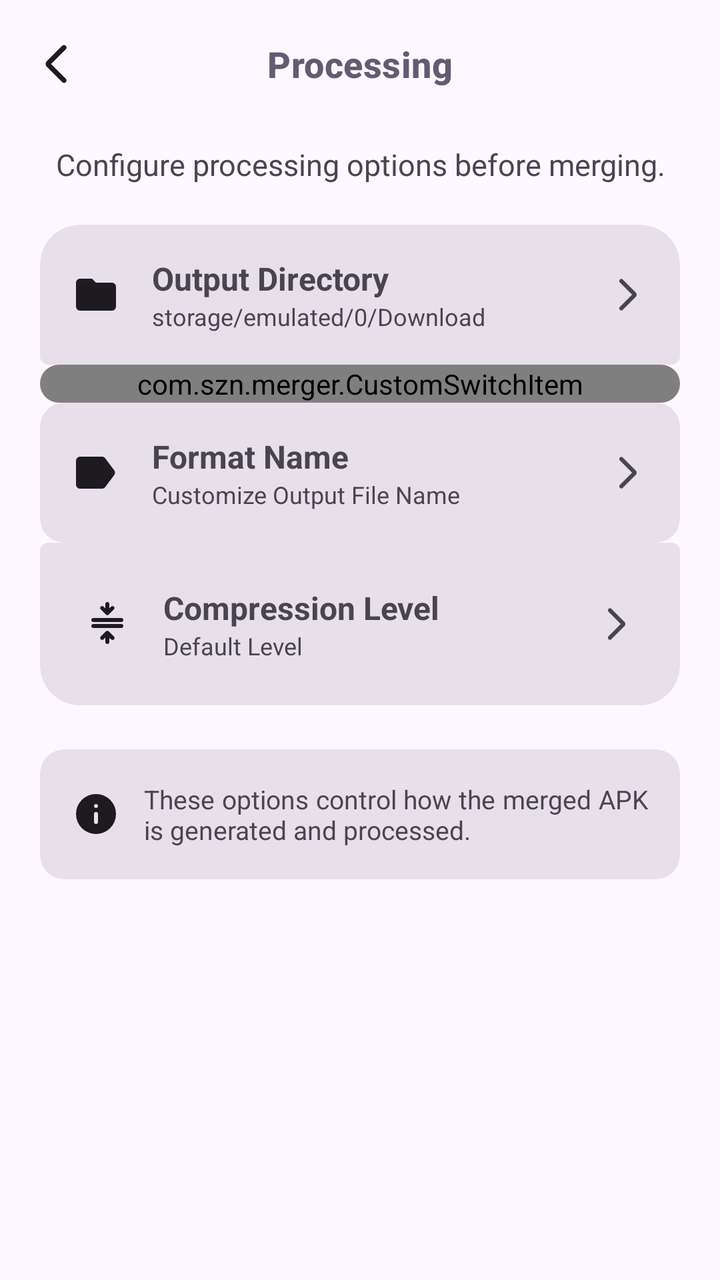
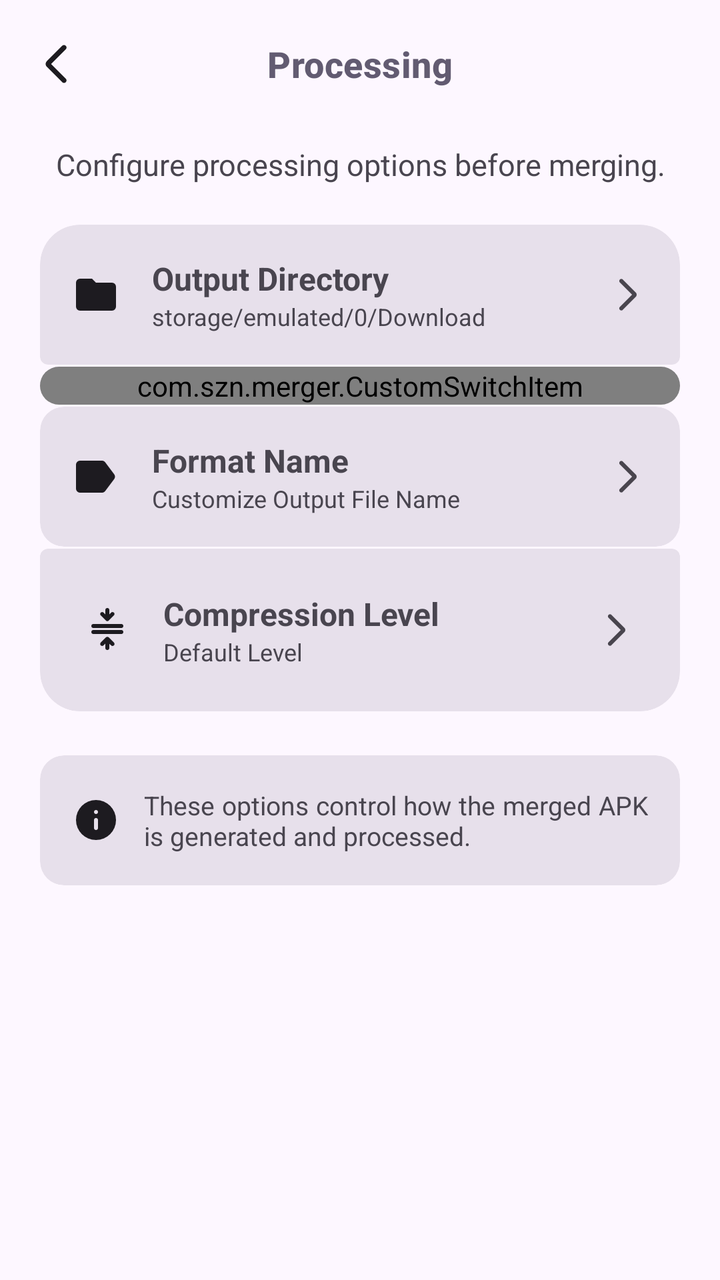

The first picture is an Android layout as it rendered before a commit; the second is the same layout after the commit. The layout source and the unified diff follow.
<!-- AndroidManifest.xml: application theme AppTheme -->
<!-- res/layout/processing_layout.xml -->
<?xml version="1.0" encoding="utf-8"?>
<androidx.constraintlayout.widget.ConstraintLayout xmlns:android="http://schemas.android.com/apk/res/android"
    xmlns:app="http://schemas.android.com/apk/res-auto"
    android:layout_width="match_parent"
    android:layout_height="match_parent">

    <com.google.android.material.appbar.MaterialToolbar
        android:id="@+id/toolbar"
        android:layout_width="0dp"
        android:layout_height="?attr/actionBarSize"
        android:background="@android:color/transparent"
        app:navigationIcon="@drawable/ic_back"
        app:navigationIconTint="?attr/colorOnSurface"
        app:title="@string/processing"
        app:titleCentered="true"
        app:titleTextAppearance="@style/CustomCollapsedTitle"
        app:layout_constraintTop_toTopOf="parent"
        app:layout_constraintStart_toStartOf="parent"
        app:layout_constraintEnd_toEndOf="parent" />

    <androidx.core.widget.NestedScrollView
        android:id="@+id/scroll"
        android:layout_width="0dp"
        android:layout_height="0dp"
        android:fillViewport="true"
        android:paddingHorizontal="20dp"
        app:layout_constraintTop_toBottomOf="@id/toolbar"
        app:layout_constraintBottom_toBottomOf="parent"
        app:layout_constraintStart_toStartOf="parent"
        app:layout_constraintEnd_toEndOf="parent">

        <LinearLayout
            android:layout_width="match_parent"
            android:layout_height="wrap_content"
            android:orientation="vertical">

            <TextView
                android:layout_width="wrap_content"
                android:layout_height="wrap_content"
                android:text="@string/desc_processing"
                android:textSize="15sp"
                android:paddingStart="8dp"
                android:layout_marginTop="8dp"
                android:layout_marginBottom="20dp" />

            <com.google.android.material.card.MaterialCardView
                android:id="@+id/card_output_directory"
                android:layout_width="match_parent"
                android:layout_height="wrap_content"
                style="@style/Widget.Card.RoundedTop">

                <LinearLayout
                    android:layout_width="match_parent"
                    android:layout_height="match_parent"
                    android:gravity="center_vertical"
                    android:orientation="horizontal"
                    android:padding="16dp">

                    <ImageView
                        android:layout_width="24dp"
                        android:layout_height="24dp"
                        app:tint="?attr/colorOnSurface"
                        android:src="@drawable/ic_folder" />

                    <LinearLayout
                        android:layout_width="0dp"
                        android:layout_height="wrap_content"
                        android:layout_weight="1"
                        android:layout_marginStart="16dp"
                        android:orientation="vertical">

                        <TextView
                            android:layout_width="wrap_content"
                            android:layout_height="wrap_content"
                            android:text="@string/output_directory"
                            android:textStyle="bold"
                            android:textSize="16sp" />

                        <TextView
                            android:id="@+id/current_output_directory"
                            android:layout_width="wrap_content"
                            android:layout_height="wrap_content"
                            android:text="@string/output_directory_default"
                            android:textSize="12sp" />

                    </LinearLayout>

                    <ImageView
                        android:layout_width="20dp"
                        android:layout_height="20dp"
                        android:src="@drawable/ic_back"
                        android:rotation="180"
                        app:tint="?attr/colorOnSurfaceVariant" />
                </LinearLayout>

            </com.google.android.material.card.MaterialCardView>

            <com.google.android.material.card.MaterialCardView
                android:layout_width="match_parent"
                android:layout_height="wrap_content"
                style="@style/Widget.Card.FlatMiddle">

                <com.szn.merger.CustomSwitchItem
                    android:id="@+id/extract_native_libs"
                    android:layout_width="match_parent"
                    android:layout_height="wrap_content"
                    app:itemTitle="Extract Native Libs"
                    app:itemIcon="@drawable/ic_file" />

            </com.google.android.material.card.MaterialCardView>

            <com.google.android.material.card.MaterialCardView
                android:id="@+id/card_file_name_prefix_suffix"
                android:layout_width="match_parent"
                android:layout_height="wrap_content"
                style="@style/Widget.Card.FlatMiddle">

                <LinearLayout
                    android:layout_width="match_parent"
                    android:layout_height="match_parent"
                    android:gravity="center_vertical"
                    android:orientation="horizontal"
                    android:padding="16dp">

                    <ImageView
                        android:layout_width="24dp"
                        android:layout_height="24dp"
                        app:tint="?attr/colorOnSurface"
                        android:src="@drawable/ic_label" />

                    <LinearLayout
                        android:layout_width="0dp"
                        android:layout_height="wrap_content"
                        android:layout_weight="1"
                        android:layout_marginStart="16dp"
                        android:orientation="vertical">

                        <TextView
                            android:layout_width="wrap_content"
                            android:layout_height="wrap_content"
                            android:text="@string/format_name_title"
                            android:textStyle="bold"
                            android:textSize="16sp" />

                        <TextView
                            android:id="@+id/current_file_name_prefix_suffix"
                            android:layout_width="wrap_content"
                            android:layout_height="wrap_content"
                            android:text="@string/format_name_subtitle"
                            android:textSize="12sp" />

                    </LinearLayout>

                    <ImageView
                        android:layout_width="20dp"
                        android:layout_height="20dp"
                        android:src="@drawable/ic_back"
                        android:rotation="180"
                        app:tint="?attr/colorOnSurfaceVariant" />

                </LinearLayout>

            </com.google.android.material.card.MaterialCardView>

            <com.google.android.material.card.MaterialCardView
                android:id="@+id/card_compression_level"
                android:layout_width="match_parent"
                android:layout_height="wrap_content"
                style="@style/Widget.Card.RoundedBottom">

                <LinearLayout
                    android:layout_width="match_parent"
                    android:layout_height="match_parent"
                    android:gravity="center_vertical"
                    android:orientation="horizontal"
                    android:padding="16dp">

                    <ImageView
                        android:layout_width="24dp"
                        android:layout_height="24dp"
                        app:tint="?attr/colorOnSurface"
                        android:src="@drawable/ic_compress" />

                    <LinearLayout
                        android:layout_width="0dp"
                        android:layout_height="wrap_content"
                        android:layout_weight="1"
                        android:layout_marginStart="16dp"
                        android:orientation="vertical">

                        <TextView
                            android:layout_width="wrap_content"
                            android:layout_height="wrap_content"
                            android:text="@string/compression_level"
                            android:textStyle="bold"
                            android:textSize="16sp" />

                        <TextView
                            android:id="@+id/current_compression_level"
                            android:layout_width="wrap_content"
                            android:layout_height="wrap_content"
                            android:text="@string/compression_level_default"
                            android:textSize="12sp" />

                    </LinearLayout>

                    <ImageView
                        android:layout_width="20dp"
                        android:layout_height="20dp"
                        android:src="@drawable/ic_back"
                        android:rotation="180"
                        app:tint="?attr/colorOnSurfaceVariant" />

                </LinearLayout>

            </com.google.android.material.card.MaterialCardView>


            <com.google.android.material.card.MaterialCardView
                android:layout_width="match_parent"
                android:layout_height="wrap_content"
                android:layout_marginTop="20dp"
                style="@style/Widget.Card.RoundedMiddle">

                <LinearLayout
                    android:layout_width="match_parent"
                    android:layout_height="match_parent"
                    android:orientation="horizontal"
                    android:gravity="center_vertical"
                    android:padding="16dp">

                    <ImageView
                        android:layout_width="24dp"
                        android:layout_height="24dp"
                        app:tint="?attr/colorOnSurface"
                        android:src="@drawable/ic_info" />

                    <TextView
                        android:layout_width="0dp"
                        android:layout_height="wrap_content"
                        android:layout_weight="1"
                        android:layout_marginStart="12dp"
                        android:justificationMode="inter_word"
                        android:text="@string/info_processing"
                        android:textSize="13sp" />

                </LinearLayout>

            </com.google.android.material.card.MaterialCardView>

        </LinearLayout>

    </androidx.core.widget.NestedScrollView>

</androidx.constraintlayout.widget.ConstraintLayout>
<!-- resources referenced by this layout -->
<resources>
  <string name="compression_level">Compression Level</string>
  <string name="compression_level_default">Default Level</string>
  <string name="desc_processing">Configure processing options before merging.</string>
  <string name="format_name_subtitle">Customize Output File Name</string>
  <string name="format_name_title">Format Name</string>
  <string name="info_processing">These options control how the merged APK is generated and processed.</string>
  <string name="output_directory">Output Directory</string>
  <string name="output_directory_default">storage/emulated/0/Download</string>
  <string name="processing">Processing</string>
  <style name="CustomCollapsedTitle" parent="TextAppearance.Material3.TitleMedium">
  
          <item name="android:textSize">18sp</item>
          <item name="android:textStyle">bold</item>
          <item name="android:textColor">?attr/colorSecondary</item>
  
      </style>
  <style name="Widget.Card.FlatMiddle" parent="Widget.Material3.CardView.Filled">
          <item name="android:layout_width">match_parent</item>
          <item name="android:layout_height">wrap_content</item>
          <item name="cardBackgroundColor">?attr/colorSurfaceVariant</item>
      </style>
  <style name="Widget.Card.RoundedMiddle" parent="Widget.Material3.CardView.Filled">
          <item name="android:layout_width">match_parent</item>
          <item name="android:layout_height">wrap_content</item>
          <item name="cardBackgroundColor">?attr/colorSurfaceVariant</item>
      </style>
  <style name="Widget.Card.RoundedTop" parent="Widget.Material3.CardView.Filled">
          <item name="shapeAppearanceOverlay">@style/Shape.RoundedTop</item>
          <item name="cardBackgroundColor">?attr/colorSurfaceVariant</item>
          <item name="cardPreventCornerOverlap">false</item>
      </style>
  <style name="Shape.RoundedBottom" parent="">
          <item name="cornerSizeTopLeft">4dp</item>
          <item name="cornerSizeTopRight">4dp</item>
          <item name="cornerSizeBottomLeft">20dp</item>
          <item name="cornerSizeBottomRight">20dp</item>
      </style>
  <style name="Shape.RoundedTop" parent="">
          <item name="cornerSizeTopLeft">20dp</item>
          <item name="cornerSizeTopRight">20dp</item>
          <item name="cornerSizeBottomLeft">4dp</item>
          <item name="cornerSizeBottomRight">4dp</item>
      </style>
  <color name="md_theme_primary">#65558F</color>
  <color name="md_theme_onPrimary">#FFFFFF</color>
  <color name="md_theme_primaryContainer">#E9DDFF</color>
  <color name="md_theme_onPrimaryContainer">#4D3D75</color>
  <color name="md_theme_secondary">#625B71</color>
  <color name="md_theme_onSecondary">#FFFFFF</color>
  <color name="md_theme_secondaryContainer">#E8DEF8</color>
  <color name="md_theme_onSecondaryContainer">#4A4458</color>
  <color name="md_theme_tertiary">#7E5260</color>
  <color name="md_theme_onTertiary">#FFFFFF</color>
  <color name="md_theme_tertiaryContainer">#FFD9E3</color>
  <color name="md_theme_onTertiaryContainer">#633B48</color>
  <color name="md_theme_error">#BA1A1A</color>
  <color name="md_theme_onError">#FFFFFF</color>
  <color name="md_theme_errorContainer">#FFDAD6</color>
  <color name="md_theme_onErrorContainer">#93000A</color>
  <color name="md_theme_background">#FDF7FF</color>
  <color name="md_theme_onBackground">#1D1B20</color>
  <color name="md_theme_surface">#FDF7FF</color>
  <color name="md_theme_onSurface">#1D1B20</color>
  <color name="md_theme_surfaceVariant">#E7E0EB</color>
  <color name="md_theme_onSurfaceVariant">#49454E</color>
  <color name="md_theme_outline">#7A757F</color>
  <color name="md_theme_outlineVariant">#CAC4CF</color>
  <color name="md_theme_inverseSurface">#322F35</color>
  <color name="md_theme_inverseOnSurface">#F5EFF7</color>
  <color name="md_theme_inversePrimary">#CFBDFE</color>
  <!-- unchanged entries left out for length: 8 -->
</resources>

<!-- the commit's change to res/layout/processing_layout.xml (unified diff, before → after) -->
@@ -47,7 +47,8 @@
                 android:id="@+id/card_output_directory"
                 android:layout_width="match_parent"
                 android:layout_height="wrap_content"
-                style="@style/Widget.Card.RoundedTop">
+                style="@style/Widget.Card.RoundedTop"
+                android:layout_marginBottom="1dp">
 
                 <LinearLayout
                     android:layout_width="match_parent"
@@ -98,7 +99,8 @@
             <com.google.android.material.card.MaterialCardView
                 android:layout_width="match_parent"
                 android:layout_height="wrap_content"
-                style="@style/Widget.Card.FlatMiddle">
+                style="@style/Widget.Card.FlatMiddle"
+                android:layout_marginBottom="1dp">
 
                 <com.szn.merger.CustomSwitchItem
                     android:id="@+id/extract_native_libs"
@@ -113,7 +115,8 @@
                 android:id="@+id/card_file_name_prefix_suffix"
                 android:layout_width="match_parent"
                 android:layout_height="wrap_content"
-                style="@style/Widget.Card.FlatMiddle">
+                style="@style/Widget.Card.FlatMiddle"
+                android:layout_marginBottom="1dp">
 
                 <LinearLayout
                     android:layout_width="match_parent"
